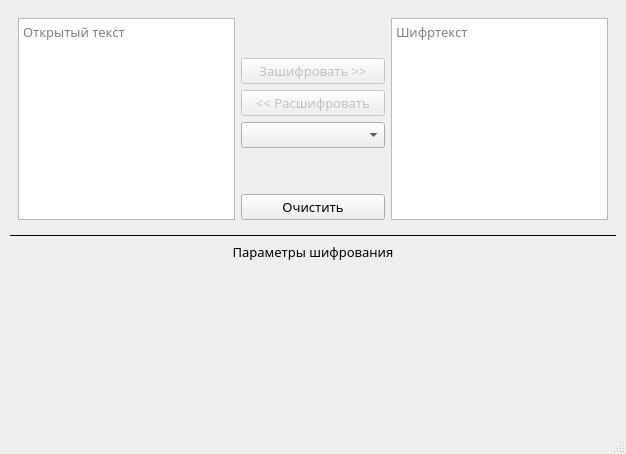
Above: resources/Window.ui from Firyst/myCryptography before the change. Below: the same form after it.
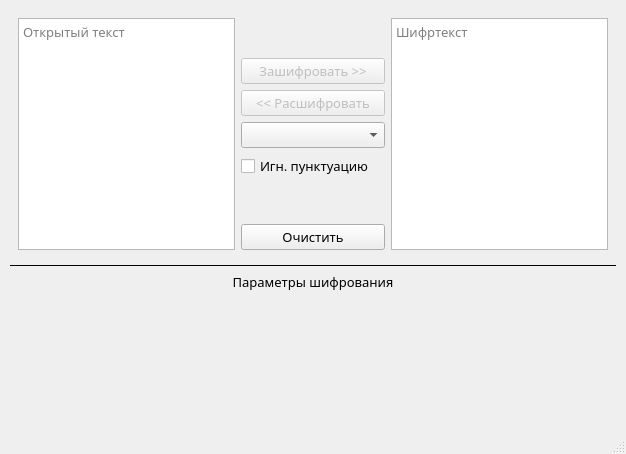
That is the form after the change.

Patch:
```diff
--- a/resources/Window.ui
+++ b/resources/Window.ui
@@ -92,6 +92,13 @@
         <item>
          <widget class="QComboBox" name="cipher_selector_box"/>
         </item>
+        <item>
+         <widget class="QCheckBox" name="punctuation">
+          <property name="text">
+           <string>Игн. пунктуацию</string>
+          </property>
+         </widget>
+        </item>
         <item>
          <spacer name="verticalSpacer">
           <property name="orientation">
```
Left out of the diff: 4 changed lines with no effect on the pictures.
